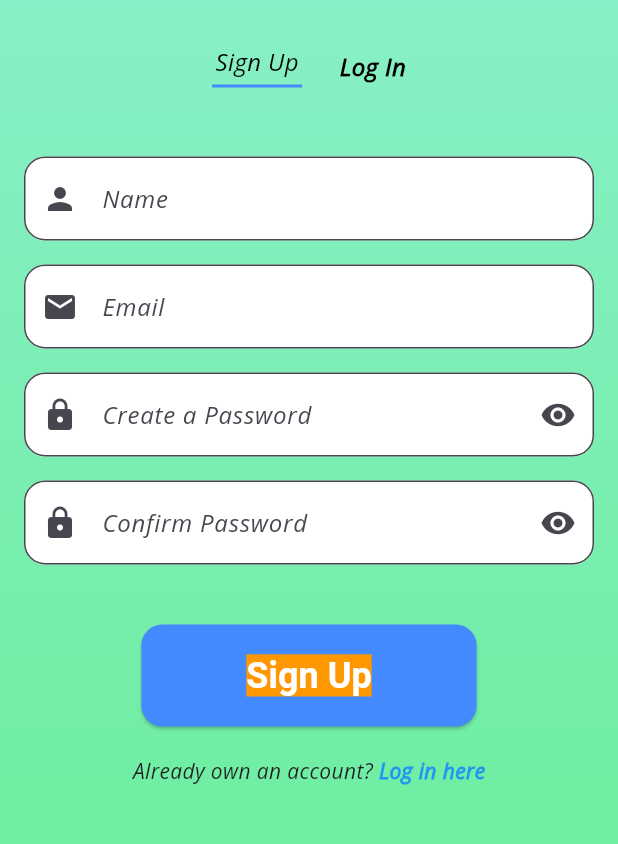
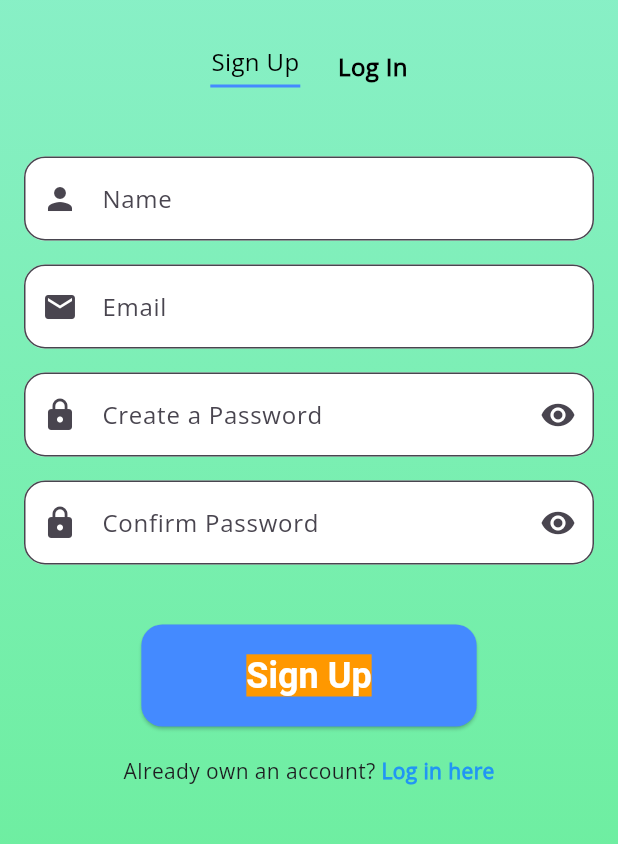
Before and after one commit to KIRAN10077/matchpoint, a Flutter app: the screen it shows after launch, after a tap on "Get Started", on a phone screen of 412 x 824 dp, the part 310-1154 px from its top. Run offline on Flutter 3.47's test engine with Material 3 defaults, Android fonts, the phone set to English and light mode, and no system bars; our stand-ins replace google_fonts; Roboto replaces fonts that are missing (Audiowide).

Commit message:
font change for overall app

```diff
--- a/lib/theme/theme_data.dart
+++ b/lib/theme/theme_data.dart
@@ -4,7 +4,7 @@ ThemeData getApplicationTheme(){
   return ThemeData(
     primarySwatch: Colors.orange,
     scaffoldBackgroundColor: Colors.grey[200],
-    fontFamily: 'OpenSans Italic',
+    fontFamily: 'OpenSans Regular',
     elevatedButtonTheme: ElevatedButtonThemeData(
       style: ElevatedButton.styleFrom(
         textStyle: const TextStyle(
```
